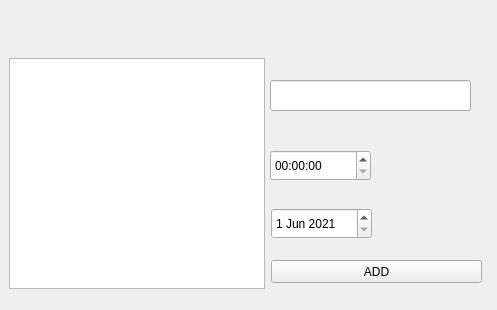
Old version of the form main.ui in the repository pranavpk0/TODO.
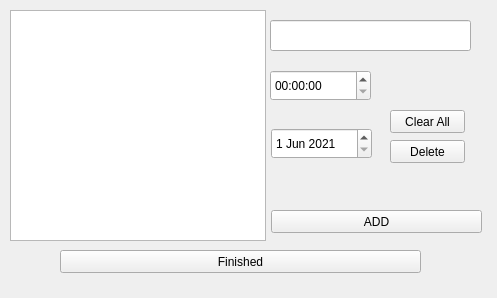
New version of the form. Icons and pictures are not drawn.

```diff
--- a/main.ui
+++ b/main.ui
@@ -7,7 +7,7 @@
     <x>0</x>
     <y>0</y>
     <width>497</width>
-    <height>310</height>
+    <height>298</height>
    </rect>
   </property>
   <property name="windowTitle">
@@ -22,7 +22,7 @@
     <property name="geometry">
      <rect>
       <x>271</x>
-      <y>260</y>
+      <y>210</y>
       <width>211</width>
       <height>23</height>
      </rect>
@@ -34,8 +34,8 @@
    <widget class="QListWidget" name="listWidget">
     <property name="geometry">
      <rect>
-      <x>9</x>
-      <y>58</y>
+      <x>10</x>
+      <y>10</y>
       <width>256</width>
       <height>231</height>
      </rect>
@@ -45,7 +45,7 @@
     <property name="geometry">
      <rect>
       <x>271</x>
-      <y>208</y>
+      <y>128</y>
       <width>101</width>
       <height>31</height>
      </rect>
@@ -72,7 +72,7 @@
     <property name="geometry">
      <rect>
       <x>270</x>
-      <y>150</y>
+      <y>70</y>
       <width>101</width>
       <height>31</height>
      </rect>
@@ -82,12 +82,51 @@
     <property name="geometry">
      <rect>
       <x>270</x>
-      <y>80</y>
+      <y>20</y>
       <width>201</width>
       <height>31</height>
      </rect>
     </property>
    </widget>
+   <widget class="QPushButton" name="del_button">
+    <property name="geometry">
+     <rect>
+      <x>390</x>
+      <y>140</y>
+      <width>75</width>
+      <height>23</height>
+     </rect>
+    </property>
+    <property name="text">
+     <string>Delete</string>
+    </property>
+   </widget>
+   <widget class="QPushButton" name="clear_all">
+    <property name="geometry">
+     <rect>
+      <x>390</x>
+      <y>110</y>
+      <width>75</width>
+      <height>23</height>
+     </rect>
+    </property>
+    <property name="text">
+     <string>Clear All</string>
+    </property>
+   </widget>
+   <widget class="QPushButton" name="finish">
+    <property name="geometry">
+     <rect>
+      <x>60</x>
+      <y>250</y>
+      <width>361</width>
+      <height>23</height>
+     </rect>
+    </property>
+    <property name="text">
+     <string>Finished</string>
+    </property>
+   </widget>
   </widget>
  </widget>
  <resources/>
```
Left out of the diff: 2 changed lines with no effect on the pictures.
